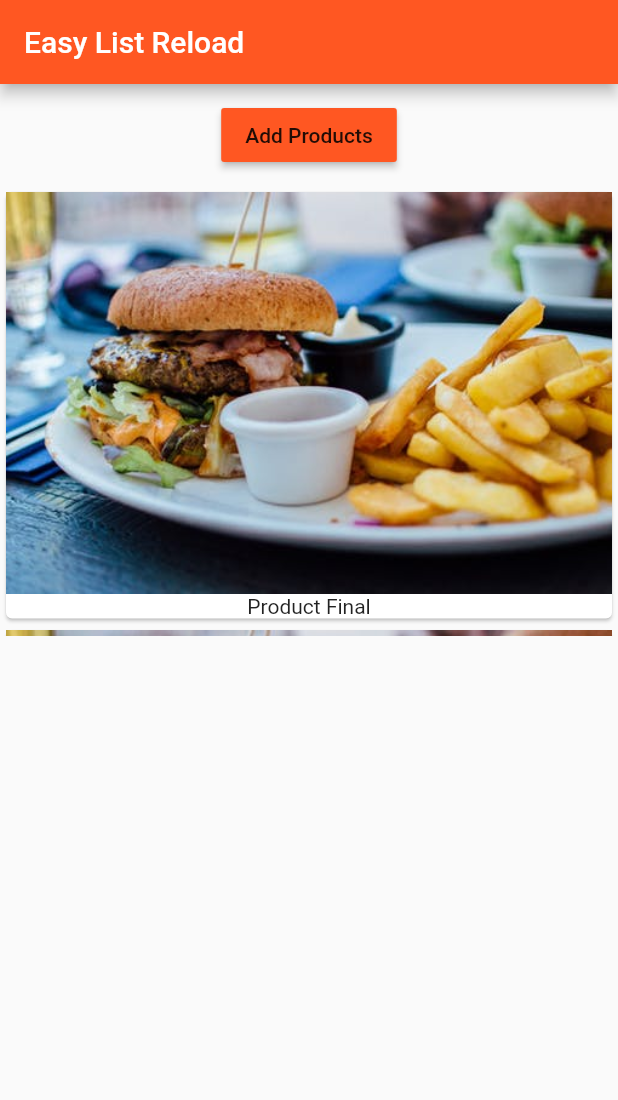
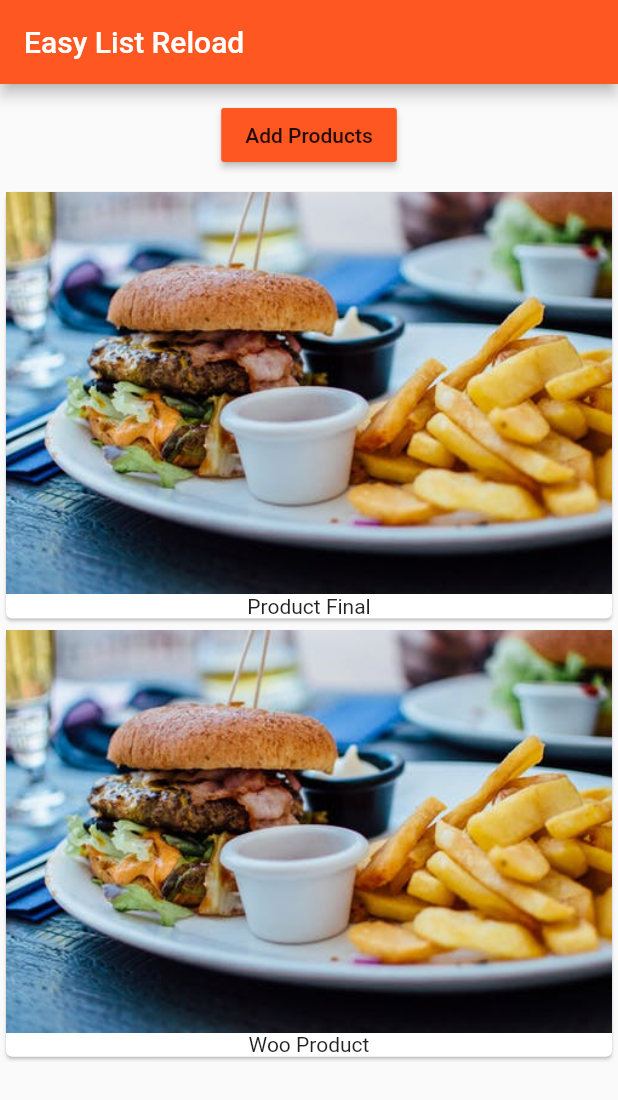
Before and after one commit to iamsss/Learning-Flutter-2, a Flutter app: the screen it shows after launch, after a tap on "Add Products", on a phone screen of 412 x 824 dp. Shown: the top 1100 px of the screen. Run offline on Flutter 3.47's test engine with Material 2 defaults, Android fonts, the phone set to English and light mode, and no system bars.

Commit message:
ListView With Expand To Take Entire Remaining Space

```diff
--- a/lib/product_manager.dart
+++ b/lib/product_manager.dart
@@ -37,7 +37,7 @@ class _ProductManagerState extends State<ProductManager> {
           margin: EdgeInsets.all(10.0),
           child: ProductControl(_addProducts),
         ),
-        Container( height: 300.0,child: Products(_products)) // Scrorlling ListView Inside Controller
+        Expanded( child: Products(_products)) // Take all remaining space and scroll
       ],
     );
   }
```
